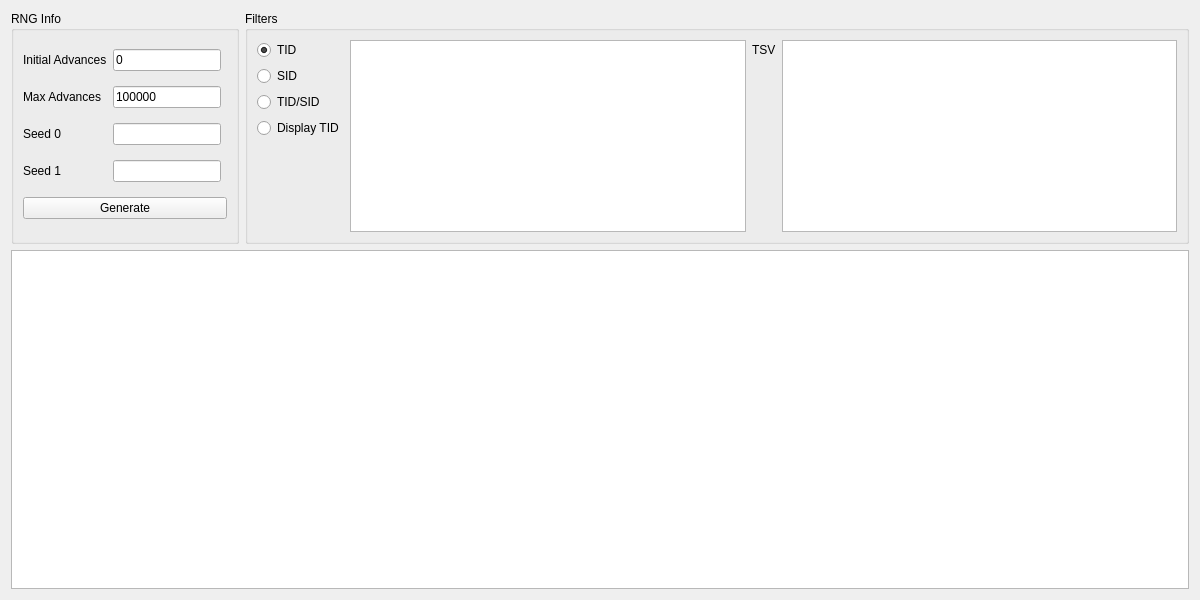
Above: Source/Form/Gen8/IDs8.ui from Admiral-Fish/PokeFinder before the change. Below: the same form after it.
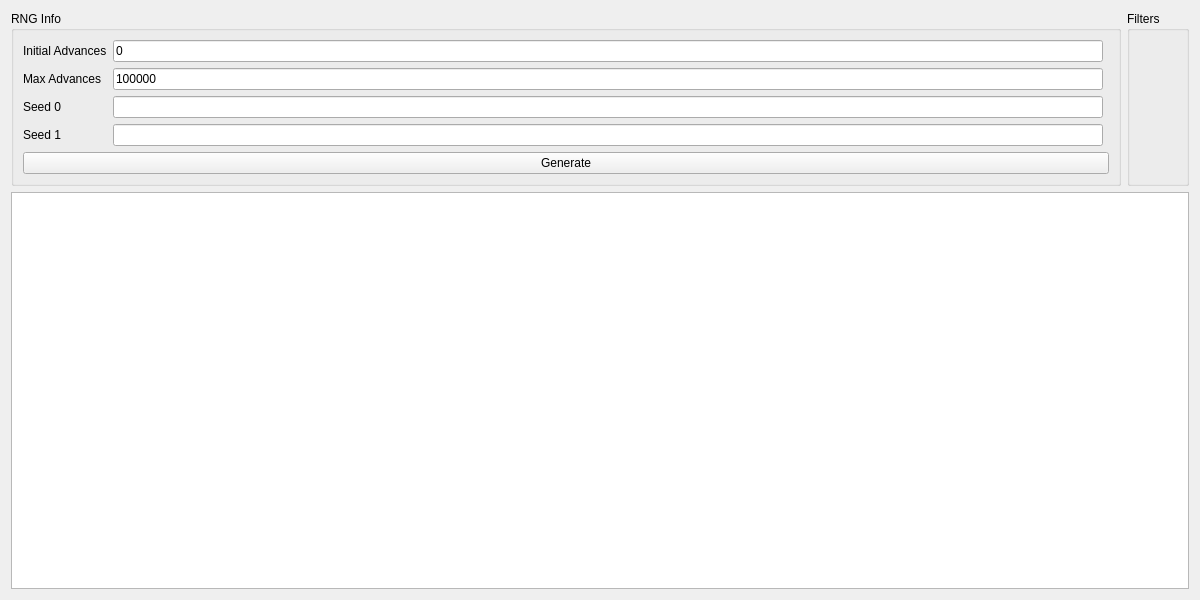
That is the form after the change. Custom widgets are drawn as their Qt base class.

The edit to the form file:
```diff
--- a/Source/Form/Gen8/IDs8.ui
+++ b/Source/Form/Gen8/IDs8.ui
@@ -22,67 +22,12 @@
   <layout class="QGridLayout" name="gridLayout">
    <item row="0" column="1">
     <widget class="QGroupBox" name="groupBoxFilter">
-     <property name="sizePolicy">
-      <sizepolicy hsizetype="Preferred" vsizetype="Preferred">
-       <horstretch>1</horstretch>
-       <verstretch>0</verstretch>
-      </sizepolicy>
-     </property>
      <property name="title">
       <string>Filters</string>
      </property>
      <layout class="QGridLayout" name="gridLayout_7">
       <item row="0" column="0">
-       <widget class="QRadioButton" name="radioButtonTID">
-        <property name="text">
-         <string>TID</string>
-        </property>
-        <property name="checked">
-         <bool>true</bool>
-        </property>
-       </widget>
-      </item>
-      <item row="1" column="0">
-       <widget class="QRadioButton" name="radioButtonSID">
-        <property name="text">
-         <string>SID</string>
-        </property>
-       </widget>
-      </item>
-      <item row="0" column="3" rowspan="5">
-       <widget class="QTextEdit" name="textEditTSVFilter">
-        <property name="acceptRichText">
-         <bool>false</bool>
-        </property>
-       </widget>
-      </item>
-      <item row="0" column="2">
-       <widget class="QLabel" name="labelTSV">
-        <property name="text">
-         <string>TSV</string>
-        </property>
-       </widget>
-      </item>
-      <item row="2" column="0">
-       <widget class="QRadioButton" name="radioButtonTIDSID">
-        <property name="text">
-         <string>TID/SID</string>
-        </property>
-       </widget>
-      </item>
-      <item row="0" column="1" rowspan="5">
-       <widget class="QTextEdit" name="textEditFilter">
-        <property name="acceptRichText">
-         <bool>false</bool>
-        </property>
-       </widget>
-      </item>
-      <item row="3" column="0">
-       <widget class="QRadioButton" name="radioButtonDisplayTID">
-        <property name="text">
-         <string>Display TID</string>
-        </property>
-       </widget>
+       <widget class="IDsFilter" name="filter" native="true"/>
       </item>
      </layout>
     </widget>
@@ -167,6 +112,12 @@
    <extends>QTableView</extends>
    <header>Form/Controls/TableView.hpp</header>
   </customwidget>
+  <customwidget>
+   <class>IDsFilter</class>
+   <extends>QWidget</extends>
+   <header>Form/Controls/IDsFilter.hpp</header>
+   <container>1</container>
+  </customwidget>
  </customwidgets>
  <tabstops>
   <tabstop>textBoxInitialAdvances</tabstop>
```
Left out of the diff: 6 changed lines with no effect on the pictures.
